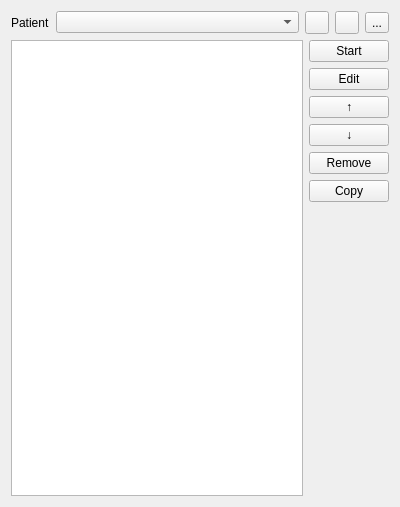
Old version of the form examtab.ui in the repository xbghc/mrscan2.
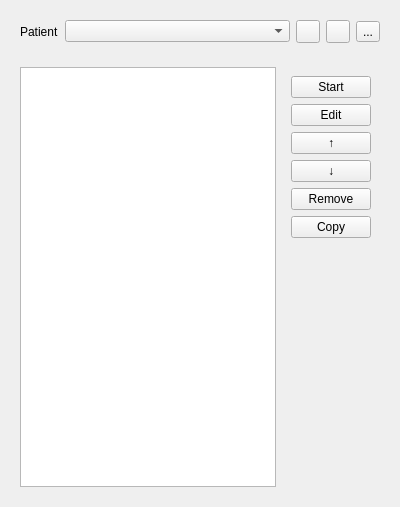
New version of the form. Icons and pictures are not drawn.

Commit message: fix: 不应该进行布局的嵌套，而应该进行控件的嵌套

What changed in the file:
```diff
--- a/examtab.ui
+++ b/examtab.ui
@@ -10,11 +10,18 @@
     <height>507</height>
    </rect>
   </property>
+  <property name="sizePolicy">
+   <sizepolicy hsizetype="Minimum" vsizetype="Preferred">
+    <horstretch>0</horstretch>
+    <verstretch>0</verstretch>
+   </sizepolicy>
+  </property>
   <property name="windowTitle">
    <string>Form</string>
   </property>
   <layout class="QVBoxLayout" name="verticalLayout_2">
    <item>
+    <widget class="QWidget" name="header" native="true">
     <layout class="QHBoxLayout" name="horizontalLayout_2">
      <item>
       <widget class="QLabel" name="label">
@@ -64,11 +71,19 @@
       </widget>
      </item>
     </layout>
+    </widget>
    </item>
    <item>
+    <widget class="QWidget" name="body" native="true">
     <layout class="QHBoxLayout" name="horizontalLayout_3">
      <item>
       <widget class="QTableWidget" name="tableWidget">
+        <property name="sizePolicy">
+         <sizepolicy hsizetype="Preferred" vsizetype="Expanding">
+          <horstretch>1</horstretch>
+          <verstretch>0</verstretch>
+         </sizepolicy>
+        </property>
        <property name="lineWidth">
         <number>0</number>
        </property>
@@ -84,6 +99,13 @@
       </widget>
      </item>
      <item>
+       <widget class="QWidget" name="buttonContainer" native="true">
+        <property name="sizePolicy">
+         <sizepolicy hsizetype="Minimum" vsizetype="Preferred">
+          <horstretch>0</horstretch>
+          <verstretch>0</verstretch>
+         </sizepolicy>
+        </property>
       <layout class="QVBoxLayout" name="verticalLayout">
        <item>
         <widget class="QPushButton" name="scanButton">
@@ -141,8 +163,10 @@
         </spacer>
        </item>
       </layout>
-     </item>
-    </layout>
+       </widget>
+      </item>
+     </layout>
+    </widget>
    </item>
   </layout>
  </widget>
```
Lines whose indentation alone changed are shown as unchanged. The commit also changes 1 other file.
